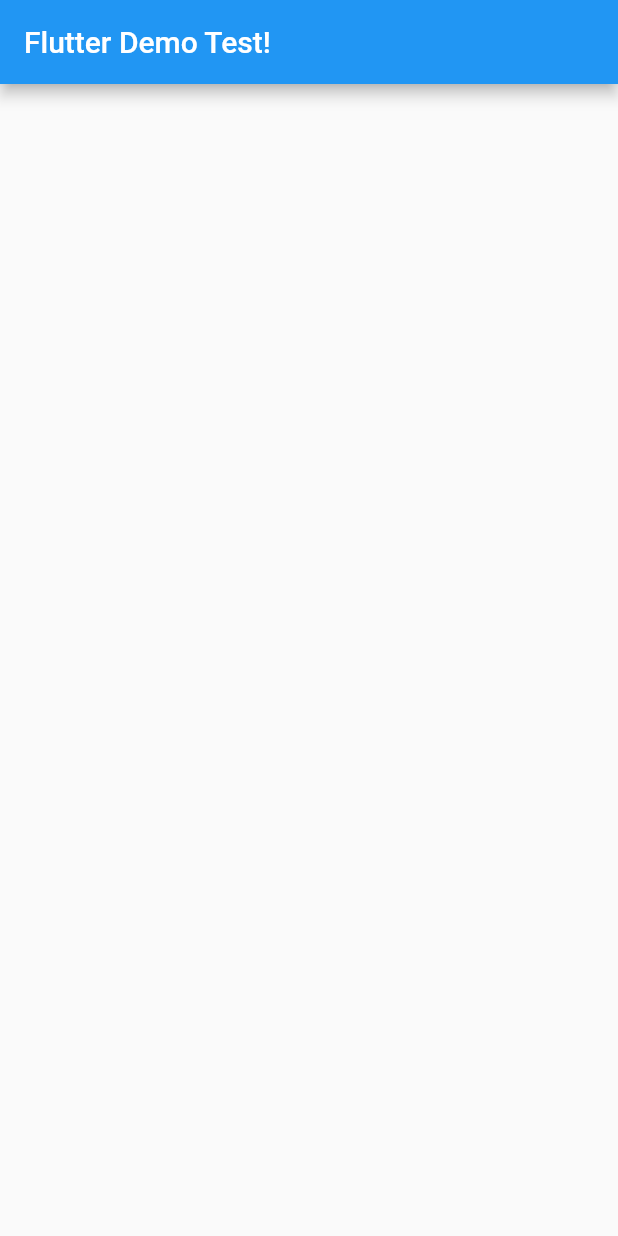
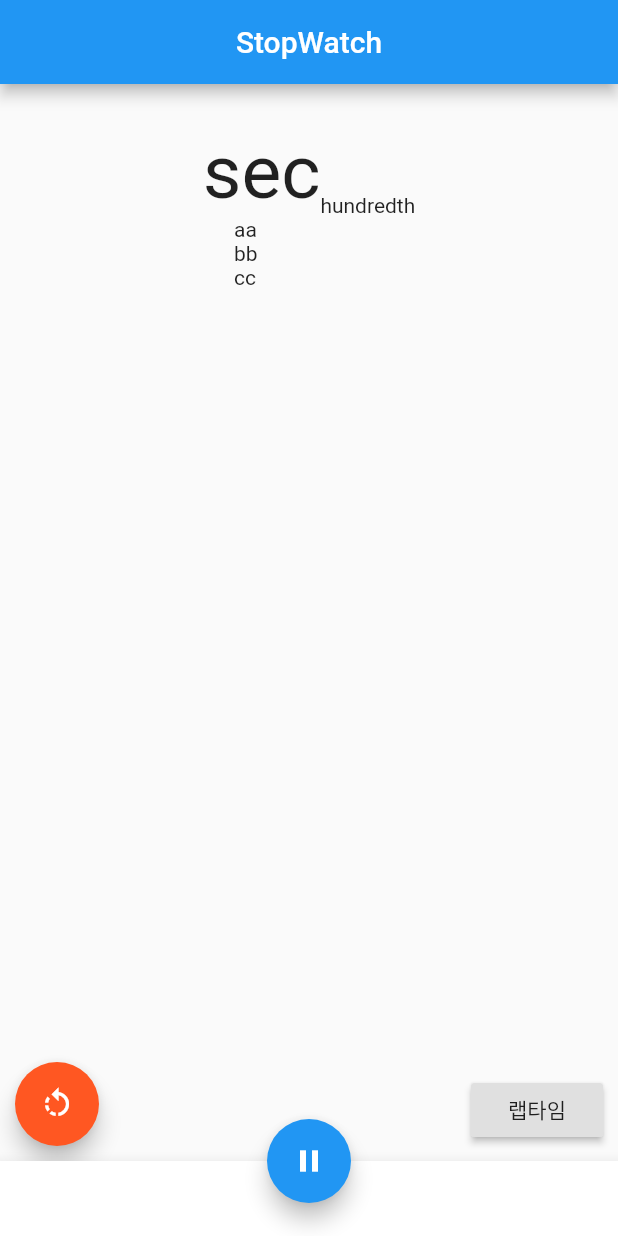
Before and after one commit to poseidonKey/stop_watch, a Flutter app: the screen it shows after launch, on a phone screen of 412 x 824 dp. Run offline on Flutter 3.47's test engine with Material 2 defaults, Android fonts, the phone set to English and light mode, and no system bars.

Commit message:
기본골격 완성

```diff
--- a/lib/main.dart
+++ b/lib/main.dart
@@ -6,30 +6,100 @@ class MyApp extends StatelessWidget {
   @override
   Widget build(BuildContext context) {
     return MaterialApp(
-      title: 'Flutter Clip Demo',
+      title: 'StopWatch',
       debugShowCheckedModeBanner: false,
       theme: ThemeData(
         primarySwatch: Colors.blue,
       ),
-      home: MyHomePage(),
+      home: StopWatchPage(),
     );
   }
 }
 
-class MyHomePage extends StatefulWidget {
-  final String myTitle = "Flutter Demo Test!";
+
+class StopWatchPage extends StatefulWidget {
   @override
-  _MyHomePageState createState() => _MyHomePageState();
+  _StopWatchPageState createState() => _StopWatchPageState();
 }
 
-class _MyHomePageState extends State<MyHomePage> {
+class _StopWatchPageState extends State<StopWatchPage> {
   @override
   Widget build(BuildContext context) {
     return Scaffold(
       appBar: AppBar(
-        title: Text(widget.myTitle),
+        title: Text('StopWatch'),
+        centerTitle: true,
       ),
-      body: Container(),
+      body: _buildBody(),
+      bottomNavigationBar: BottomAppBar(
+        child: Container(
+          height: 50.0,
+        ),
+      ),
+      floatingActionButton: FloatingActionButton(
+        onPressed: () => setState(() {
+          _clickButton();
+        }),
+        child: Icon(Icons.pause),//_isRunning ? Icon(Icons.pause) : Icon(Icons.play_arrow),
+      ),
+      floatingActionButtonLocation: FloatingActionButtonLocation.centerDocked,
     );
   }
+  Widget _buildBody() {
+    return Center(
+      child: Padding(
+        padding: const EdgeInsets.only(top: 30),
+        child: Stack(
+          children: <Widget>[
+            Column(
+              children: <Widget>[
+                Row(
+                  mainAxisAlignment: MainAxisAlignment.center,
+                  crossAxisAlignment: CrossAxisAlignment.end,
+                  children: <Widget>[
+                    Text(
+                      'sec',
+                      style: TextStyle(fontSize: 50.0),
+                    ),
+                    Text('hundredth'),
+                  ],
+                ),
+                Container(
+                  width: 100,
+                  height: 200,
+                  child: ListView(
+                    children:["aa","bb","cc"].map((time) => Text(time)).toList(),
+                  ),
+                ),
+              ],
+            ),
+            Positioned(
+              left: 10,
+              bottom: 10,
+              child: FloatingActionButton(
+                backgroundColor: Colors.deepOrange,
+                onPressed: () {}, // _reset,
+                child: Icon(Icons.rotate_left),
+              ),
+            ),
+            Positioned(
+              right: 10,
+              bottom: 10,
+              child: RaisedButton(
+                onPressed: () {
+                  setState(() {
+                    // _recordLapTime('$sec.$hundredth');
+                  });
+                },
+                child: Text('랩타임'),
+              ),
+            )
+          ],
+        ),
+      ),
+    );
+  }
+  void _clickButton() {
+
+  }
 }
```
